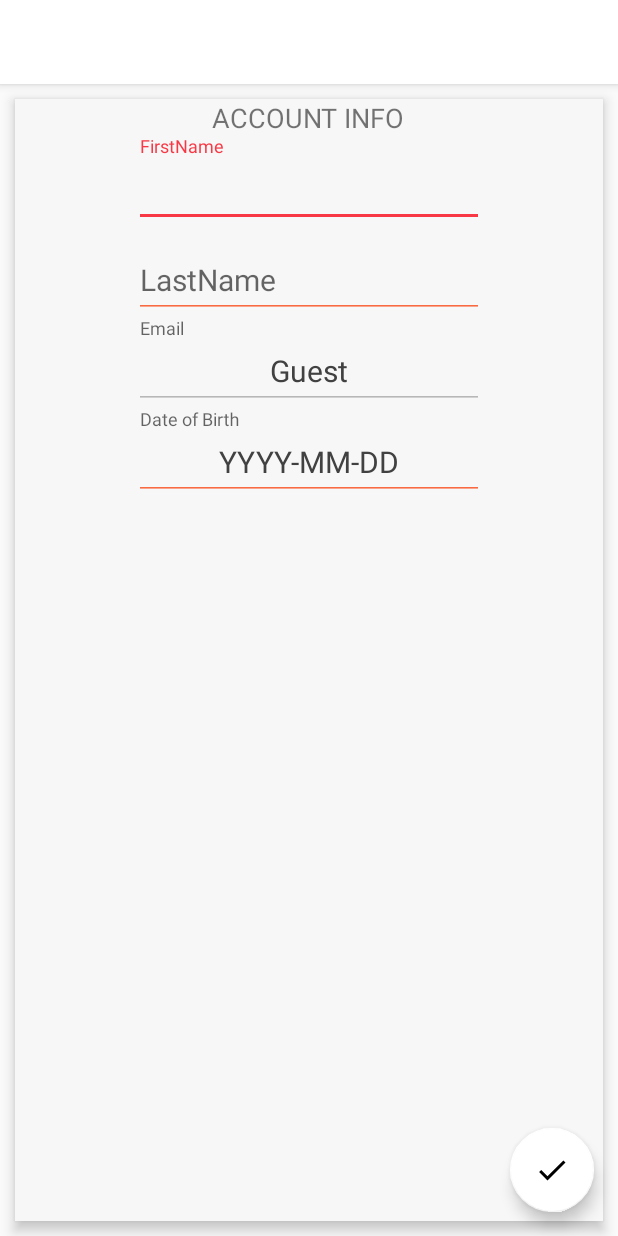
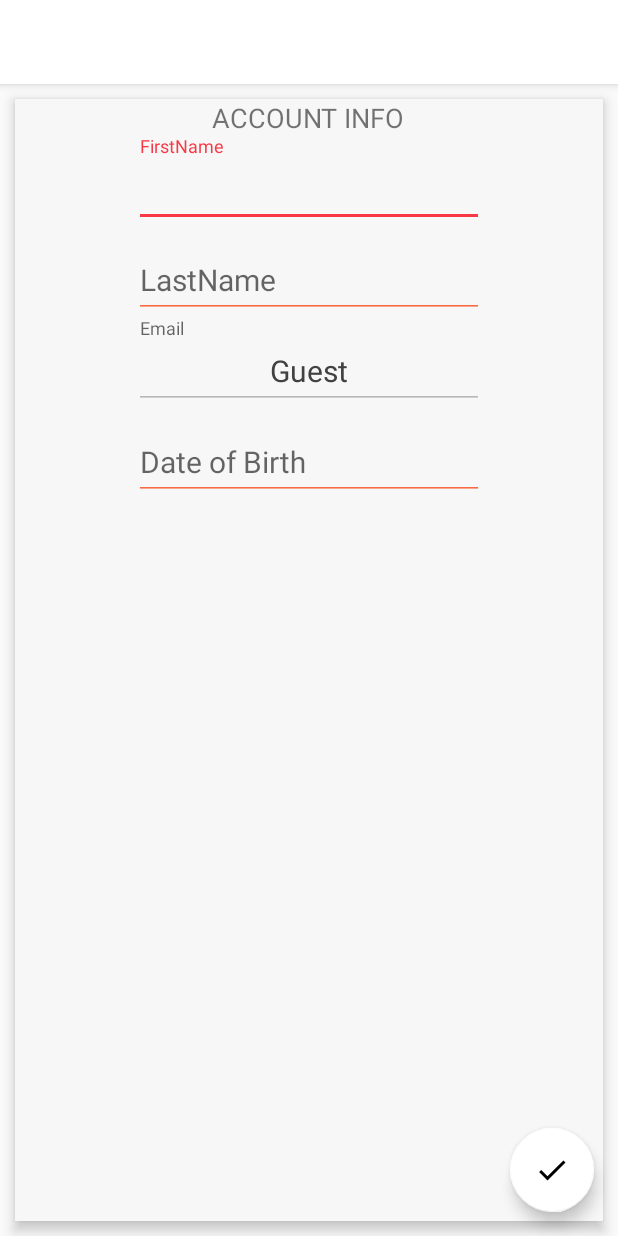
Before and after one commit to BrimeNotes/android, an Android app: the AccountInfoFragment screen opened directly, with no data from a screen before it, on a phone screen of 412 x 824 dp. Run offline under Robolectric (Android 15) with nearby library versions, the phone set to English and light mode, and no system bars; Roboto replaces fonts that are not available here; 6 statements that could not run were skipped.

Commit message:
Issue Resolved #43

```diff
--- a/app/src/main/java/com/procleus/brime/AccountInfoFragment.java
+++ b/app/src/main/java/com/procleus/brime/AccountInfoFragment.java
@@ -34,10 +34,11 @@ public class AccountInfoFragment extends Fragment {
     EditText Email;
     EditText first_name;
     EditText last_name;
-    //textview birthDate;
+    EditText birthDate;
     String name;
     String firstName = "";
     String lastName = "";
+    String bdate;
     String updatedFirstName;
     String updatedLastName;
     String updatedBirthDate = "1996-06-25";
@@ -66,8 +67,7 @@ public class AccountInfoFragment extends Fragment {
                 progressDialog.show();
                 updatedFirstName = first_name.getText().toString();
                 updatedLastName = last_name.getText().toString();
-            //    birthDate = (textview) v.findViewById(R.id.date_picker);
-//                updatedBirthDate = birthDate.getText().toString();
+                updatedBirthDate = birthDate.getText().toString();
                 new UpdateUser(v).execute();
                 new android.os.Handler().postDelayed(
                         new Runnable() {
@@ -107,10 +107,13 @@ public class AccountInfoFragment extends Fragment {
                 json = json.getJSONObject("user");
                 firstName = json.getString("firstName");
                 lastName = json.getString("lastName");
+                bdate = json.getString("birthDate");
                 first_name = (EditText) v.findViewById(R.id.first_name);
                 last_name = (EditText) v.findViewById(R.id.last_name);
+                birthDate = (EditText) v.findViewById(R.id.date_picker);
                 first_name.setText(firstName);
                 last_name.setText(lastName);
+                birthDate.setText(bdate);
             } catch (JSONException e) {
                 e.printStackTrace();
             }
```
